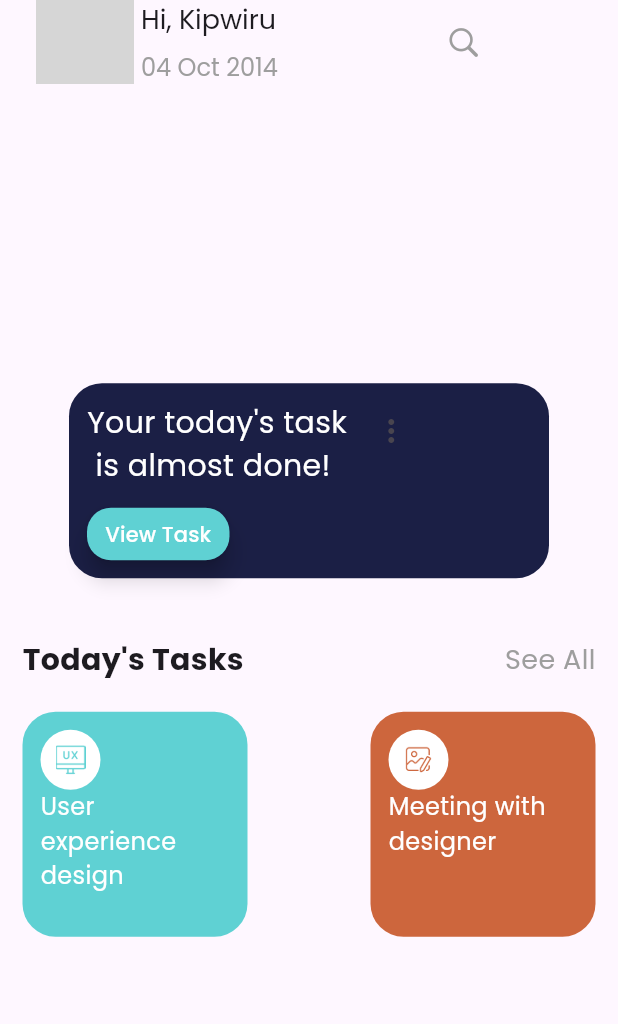
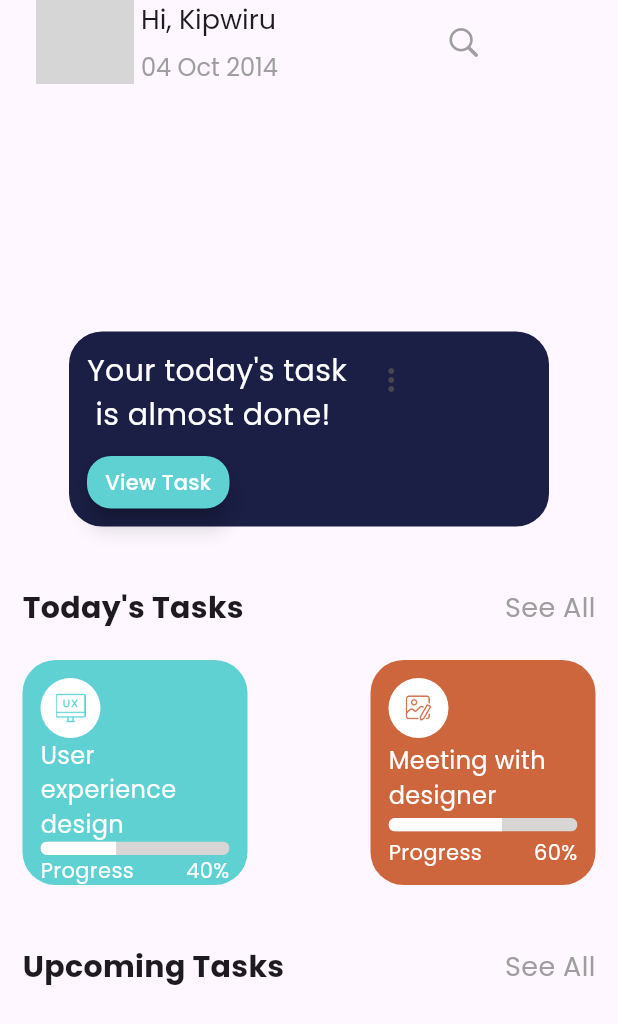
Before and after one commit to JohnGastone/Plana, a Flutter app: the HomePage screen opened directly, on a phone screen of 412 x 824 dp. Shown: the top 1024 px of the screen. Run offline on Flutter 3.47's test engine with Material 3 defaults, Android fonts, the phone set to English and light mode, and no system bars; our stand-ins replace flutter_onboarding_slider, google_fonts; grey boxes are pictures that could not be loaded.

Commit message:
Task cards

```diff
--- a/lib/Home/HomePage.dart
+++ b/lib/Home/HomePage.dart
@@ -148,6 +148,7 @@ class _HomePageState extends State<HomePage> {
                       child: Padding(
                         padding: const EdgeInsets.all(12.0),
                         child: Column(
+                          mainAxisAlignment: MainAxisAlignment.spaceBetween,
                           crossAxisAlignment: CrossAxisAlignment.start,
                           children: [
                             CircleAvatar(
@@ -166,6 +167,37 @@ class _HomePageState extends State<HomePage> {
                               "User experience design",
                               style: GoogleFonts.poppins(
                                   color: Colors.white, fontSize: 16),
+                            ),
+                            SizedBox(
+                              height: 9,
+                              child: ClipRRect(
+                                borderRadius: BorderRadius.circular(20),
+                                child: LinearProgressIndicator(
+                                  value: 0.4, // Represents 40% progress
+                                  backgroundColor: const Color.fromARGB(
+                                      255,
+                                      216,
+                                      213,
+                                      213), // Optional background color
+                                  valueColor: AlwaysStoppedAnimation<Color>(
+                                      Colors.white), // Progress bar color
+                                ),
+                              ),
+                            ),
+                            Row(
+                              mainAxisAlignment: MainAxisAlignment.spaceBetween,
+                              children: [
+                                Text(
+                                  "Progress",
+                                  style: GoogleFonts.poppins(
+                                      color: Colors.white, fontSize: 14),
+                                ),
+                                Text(
+                                  "40%",
+                                  style: GoogleFonts.poppins(
+                                      color: Colors.white, fontSize: 14),
+                                )
+                              ],
                             )
                           ],
                         ),
@@ -181,6 +213,7 @@ class _HomePageState extends State<HomePage> {
                       child: Padding(
                         padding: const EdgeInsets.all(12.0),
                         child: Column(
+                          mainAxisAlignment: MainAxisAlignment.spaceBetween,
                           crossAxisAlignment: CrossAxisAlignment.start,
                           children: [
                             CircleAvatar(
@@ -199,13 +232,64 @@ class _HomePageState extends State<HomePage> {
                               "Meeting with designer",
                               style: GoogleFonts.poppins(
                                   color: Colors.white, fontSize: 16),
+                            ),
+                            SizedBox(
+                              height: 9,
+                              child: ClipRRect(
+                                borderRadius: BorderRadius.circular(20),
+                                child: LinearProgressIndicator(
+                                  value: 0.6, // Represents 40% progress
+                                  backgroundColor: const Color.fromARGB(
+                                      255,
+                                      216,
+                                      213,
+                                      213), // Optional background color
+                                  valueColor: AlwaysStoppedAnimation<Color>(
+                                      Colors.white), // Progress bar color
+                                ),
+                              ),
+                            ),
+                            Row(
+                              mainAxisAlignment: MainAxisAlignment.spaceBetween,
+                              children: [
+                                Text(
+                                  "Progress",
+                                  style: GoogleFonts.poppins(
+                                      color: Colors.white, fontSize: 14),
+                                ),
+                                Text(
+                                  "60%",
+                                  style: GoogleFonts.poppins(
+                                      color: Colors.white, fontSize: 14),
+                                )
+                              ],
                             )
                           ],
                         ),
                       ),
                     ),
                   ],
-                )
+                ),
+                SizedBox(
+                  height: 40,
+                ),
+                Row(
+                  mainAxisAlignment: MainAxisAlignment.spaceBetween,
+                  children: [
+                    Text(
+                      "Upcoming Tasks",
+                      style: GoogleFonts.poppins(
+                          fontSize: 20, fontWeight: FontWeight.bold),
+                    ),
+                    Text(
+                      "See All",
+                      style: GoogleFonts.poppins(
+                          color: Colors.grey,
+                          fontSize: 18,
+                          fontWeight: FontWeight.w400),
+                    )
+                  ],
+                ),
               ],
             ),
           ),
```
